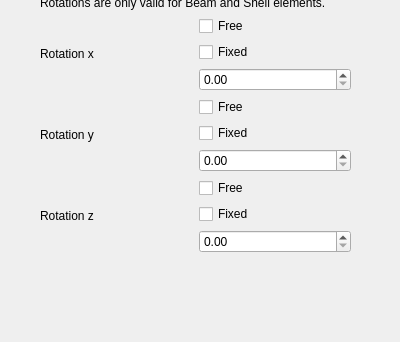
The window that src/Mod/Fem/Gui/TaskFemConstraintDisplacement.ui (makkemal/FreeCAD) describes before a commit, drawn with Qt 5; both pictures show x 0 to 400 and y 458 to 800 of the 400 by 800 pixel window.
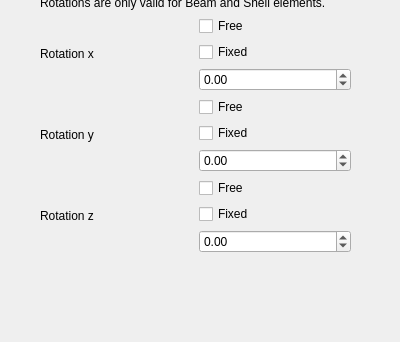
The same window after the commit.

Commit message: FEM: For constraint displacement fixed GUI selection logic, Updated class: removed unnecessary virtual definitions

Diff of the .ui file:
```diff
--- a/src/Mod/Fem/Gui/TaskFemConstraintDisplacement.ui
+++ b/src/Mod/Fem/Gui/TaskFemConstraintDisplacement.ui
@@ -243,7 +243,14 @@
            </widget>
           </item>
           <item>
-           <widget class="QDoubleSpinBox" name="rotxv"/>
+           <widget class="QDoubleSpinBox" name="rotxv">
+           <property name="minimum">
+             <double>-99999.000000000000000</double>
+            </property>
+            <property name="maximum">
+             <double>99999.000000000000000</double>
+            </property>
+            </widget>
           </item>
          </layout>
         </item>
@@ -275,7 +282,14 @@
            </widget>
           </item>
           <item>
-           <widget class="QDoubleSpinBox" name="rotyv"/>
+           <widget class="QDoubleSpinBox" name="rotyv">
+            <property name="minimum">
+             <double>-99999.000000000000000</double>
+            </property>
+            <property name="maximum">
+             <double>99999.000000000000000</double>
+            </property>
+            </widget>
           </item>
          </layout>
         </item>
@@ -317,6 +331,12 @@
             <property name="enabled">
              <bool>true</bool>
             </property>
+            <property name="minimum">
+             <double>-99999.000000000000000</double>
+            </property>
+            <property name="maximum">
+             <double>99999.000000000000000</double>
+            </property>
            </widget>
           </item>
          </layout>
```
The commit also changes 2 other files.
